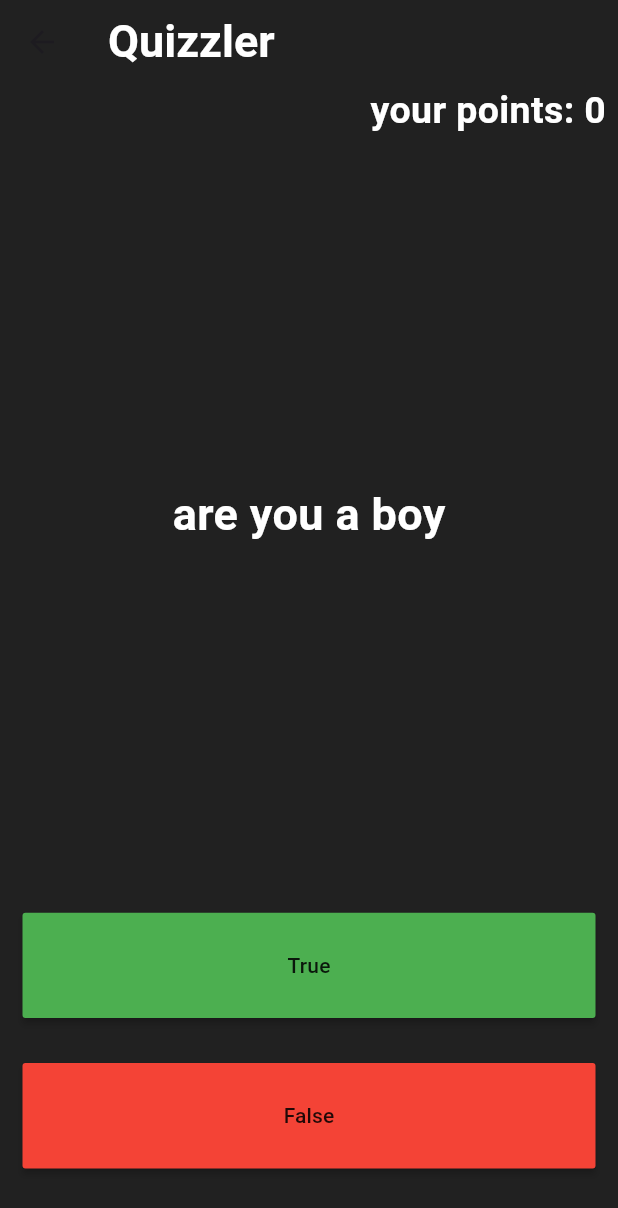
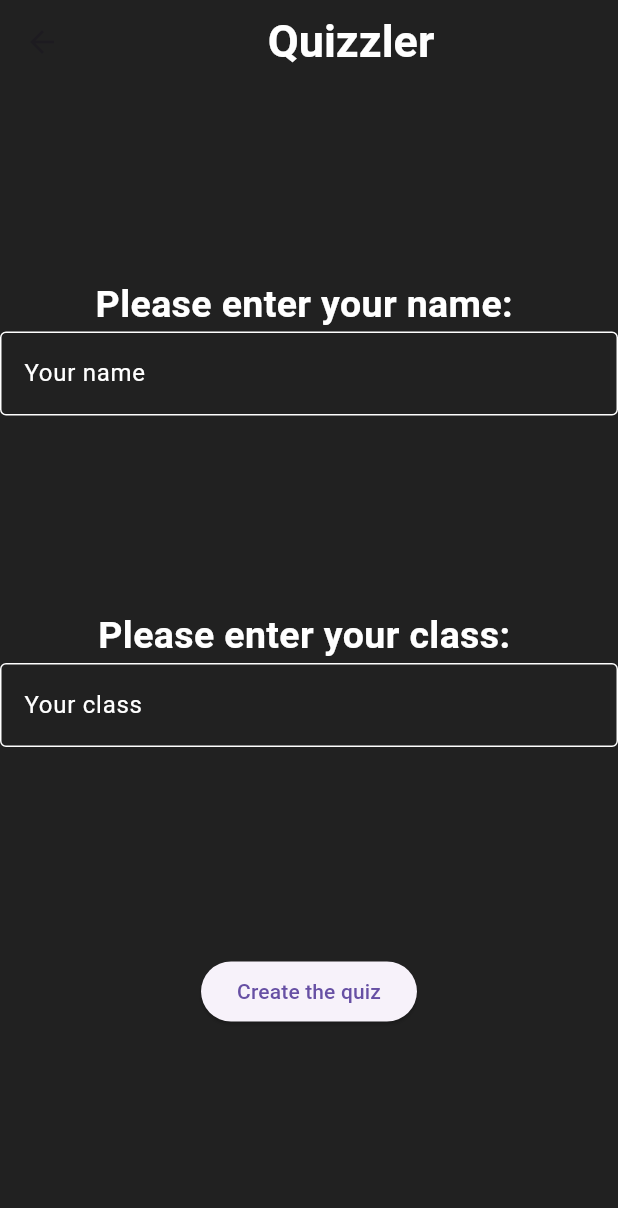
Before and after one commit to tienluan02/quizzler, a Flutter app: the screen it shows after launch, after a tap on "Start the quiz", on a phone screen of 412 x 824 dp. Shown: the top 1208 px of the screen. Run offline on Flutter 3.47's test engine with Material 3 defaults, Android fonts, the phone set to English and light mode, and no system bars.

Commit message:
create page for student name

```diff
--- a/quizzlerapp/lib/main.dart
+++ b/quizzlerapp/lib/main.dart
@@ -95,8 +95,8 @@ class HomePage extends StatelessWidget {
                 Navigator.push(
                   context,
                   MaterialPageRoute(
-                      builder: (context) => QuizPage(
-                          questionstore: questionstore, answers: answers)),
+                      builder: (context) => const studentName()
+                  ),
                 );
               },
               child: const Text('Start the quiz'),
@@ -108,7 +108,121 @@ class HomePage extends StatelessWidget {
   }
 }
 
+class studentName extends StatefulWidget {
+  const studentName({super.key});
+
+  @override
+  State<studentName> createState() => _studentNameState();
+}
+
+class _studentNameState extends State<studentName> {
+  TextEditingController _studentName = TextEditingController();
+  String name = '';
+  @override
+  Widget build(BuildContext context) {
+    return Scaffold(
+      backgroundColor: Colors.grey[900],
+      appBar: AppBar(
+        backgroundColor: Colors.grey[900],
+        title: const Center(
+          child: Text(
+            'Quizzler',
+            style: TextStyle(
+              fontSize: 30.0,
+              fontWeight: FontWeight.bold,
+              color: Colors.white,
+            ),
+          ),
+        ),
+      ),
+      body: Column(
+        mainAxisAlignment: MainAxisAlignment.spaceEvenly,
+        children: [
+          Column(
+            children: [
+              const Text(
+                'Please enter your name: ',
+                style: TextStyle(
+                  fontWeight: FontWeight.bold,
+                  fontSize: 25,
+                  color: Colors.white,
+                ),
+              ),
+              TextField(
+                controller: _studentName,
+                decoration: const InputDecoration(
+                  labelText: 'Your name',
+                  labelStyle: TextStyle(color: Colors.white),
+                  enabledBorder: OutlineInputBorder(
+                    borderSide: BorderSide(color: Colors.white),
+                  ),
+                  focusedBorder: OutlineInputBorder(
+                    borderSide: BorderSide(color: Colors.blue),
+                  ),
+                ),
+                style: const TextStyle(color: Colors.white),
+                onSubmitted: (String value) {
+                  setState(() {
+                    name = value;
+                  });
+                },
+              ),
+
+            ],
+          ),
+          Column(
+            children: [
+              const Text(
+                'Please enter your class: ',
+                style: TextStyle(
+                  fontWeight: FontWeight.bold,
+                  fontSize: 25,
+                  color: Colors.white,
+                ),
+              ),
+              TextField(
+                controller: _studentName,
+                decoration: const InputDecoration(
+                  labelText: 'Your class',
+                  labelStyle: TextStyle(color: Colors.white),
+                  enabledBorder: OutlineInputBorder(
+                    borderSide: BorderSide(color: Colors.white),
+                  ),
+                  focusedBorder: OutlineInputBorder(
+                    borderSide: BorderSide(color: Colors.blue),
+                  ),
+                ),
+                style: const TextStyle(color: Colors.white),
+                onSubmitted: (String value) {
+                  setState(() {
+                    name = value;
+                  });
+                },
+              )
+            ],
+          ),
+          Padding(
+            padding: const EdgeInsets.all(10.0),
+            child: ElevatedButton(
+              onPressed: () {
+                Navigator.push(
+                  context,
+                  MaterialPageRoute(
+                      builder: (context) => const CreateQuestion()),
+                );
+              },
+              child: const Text('Create the quiz'),
+            ),
+          ),
+        ],
+      ),
+    );
+  }
+}
+
+
 class CreateQuestion extends StatefulWidget {
+  final String name;
   const CreateQuestion({super.key});
 
   @override
@@ -116,8 +230,8 @@ class CreateQuestion extends StatefulWidget {
 }
 
 class _CreateQuestionState extends State<CreateQuestion> {
-  TextEditingController _questionController = TextEditingController();
-  TextEditingController _studentName = TextEditingController();
+  final TextEditingController _questionController = TextEditingController();
+  final TextEditingController _studentName = TextEditingController();
   List<String> questionstore = [];
   List<bool> answers = [];
   String name = '';
@@ -142,7 +256,7 @@ class _CreateQuestionState extends State<CreateQuestion> {
       body: Column(
         mainAxisAlignment: MainAxisAlignment.center,
         children: [
-          Padding(
+          const Padding(
             padding: EdgeInsets.all(0),
             child: Text(
               'Enter your name:',
@@ -247,7 +361,7 @@ class _CreateQuestionState extends State<CreateQuestion> {
           ),
           Text (
             'Your name: ' + name,
-            style: TextStyle(
+            style: const TextStyle(
               fontSize: 20,
               fontWeight: FontWeight.bold,
               color: Colors.white,
@@ -355,7 +469,7 @@ class _QuizPageState extends State<QuizPage> {
                 Padding(
                   padding: const EdgeInsets.only(right: 8.0),
                   child: Text('your points: $score',
-                      style: TextStyle(
+                      style: const TextStyle(
                         fontWeight: FontWeight.bold,
                         fontSize: 25,
                         color: Colors.white,
```
